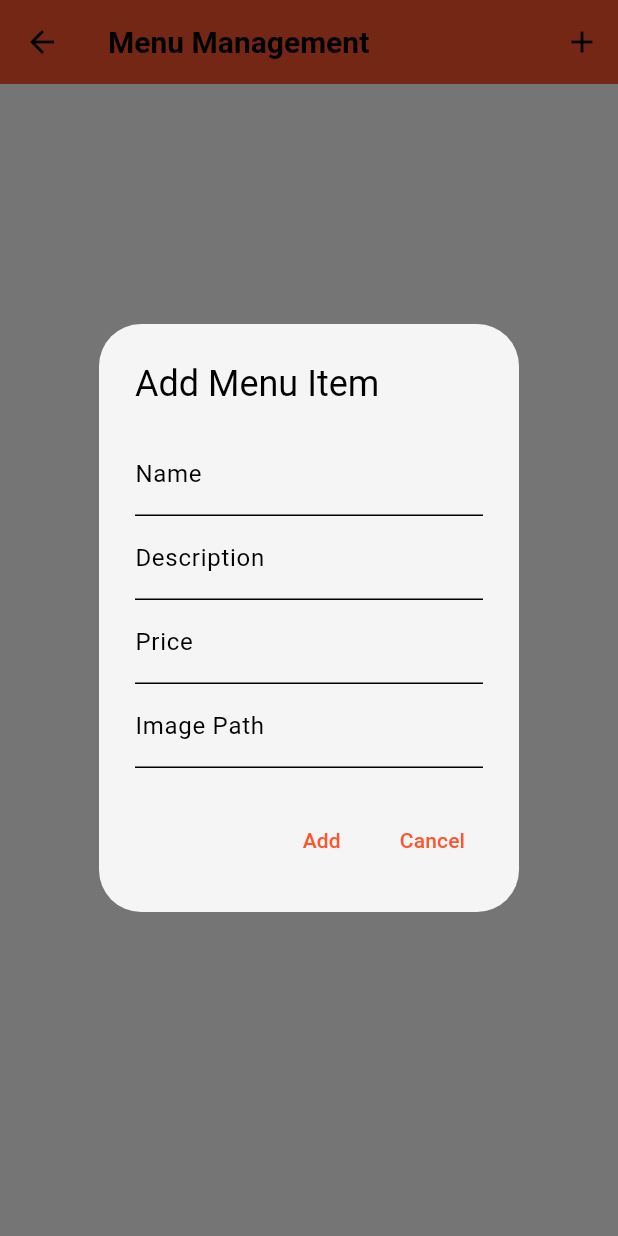
After one commit to hack-STACK/CanteenAppV1, a Flutter app: the MenuPage screen opened directly, after a tap on the "add" icon, on a phone screen of 412 x 824 dp. The commit adds this screen. Run offline on Flutter 3.47's test engine with Material 3 defaults, Android fonts, the phone set to English and light mode, and no system bars; our stand-ins replace cloud_firestore, firebase_auth, firebase_core, flutter_credit_card; accounts and stored records are empty.

```diff
--- /dev/null
+++ b/lib/Models/menu.dart
@@ -0,0 +1,36 @@
+class Menu {
+  String id; // Firestore document ID
+  String name;
+  String description;
+  double price;
+  String imagePath;
+
+  Menu({
+    required this.id,
+    required this.name,
+    required this.description,
+    required this.price,
+    required this.imagePath,
+  });
+
+  // Convert a Menu object into a Map object
+  Map<String, dynamic> toMap() {
+    return {
+      'name': name,
+      'description': description,
+      'price': price,
+      'imagePath': imagePath,
+    };
+  }
+
+  // Create a Menu object from a Map object
+  factory Menu.fromMap(String id, Map<String, dynamic> map) {
+    return Menu(
+      id: id,
+      name: map['name'],
+      description: map['description'],
+      price: map['price'],
+      imagePath: map['imagePath'],
+    );
+  }
+}
--- /dev/null
+++ b/lib/Services/Database/menu_service.dart
@@ -0,0 +1,30 @@
+import 'package:cloud_firestore/cloud_firestore.dart';
+import 'package:kantin/Models/menu.dart';
+
+class MenuService {
+  final FirebaseFirestore _db = FirebaseFirestore.instance;
+
+  // Create a new menu item
+  Future<void> createMenu(Menu menu) async {
+    await _db.collection('menus').add(menu.toMap());
+  }
+
+  // Read all menu items
+  Stream<List<Menu>> getMenus() {
+    return _db.collection('menus').snapshots().map((snapshot) {
+      return snapshot.docs
+          .map((doc) => Menu.fromMap(doc.id, doc.data() as Map<String, dynamic>))
+          .toList();
+    });
+  }
+
+  // Update a menu item
+  Future<void> updateMenu(Menu menu) async {
+    await _db.collection('menus').doc(menu.id).update(menu.toMap());
+  }
+
+  // Delete a menu item
+  Future<void> deleteMenu(String id) async {
+    await _db.collection('menus').doc(id).delete();
+  }
+}
--- a/lib/main.dart
+++ b/lib/main.dart
@@ -2,6 +2,7 @@ import 'package:firebase_core/firebase_core.dart';
 import 'package:flutter/material.dart';
 import 'package:kantin/Services/Auth/gate.dart';
 import 'package:kantin/firebase_options.dart';
+import 'package:kantin/pages/User/Identity_ask_REG.dart';
 import 'package:provider/provider.dart';
 import 'package:kantin/Themes/theme_providers.dart';
 import 'package:kantin/Models/Restaurant.dart'; // Import your Restaurant model
@@ -21,7 +22,7 @@ void main() async {
     ),
   );
 }
-
+String role = 'admin'; // Default role
 class MainApp extends StatelessWidget {
   const MainApp({super.key});
 
@@ -31,7 +32,7 @@ class MainApp extends StatelessWidget {
       builder: (context, themeProvider, child) {
         return MaterialApp(
           debugShowCheckedModeBanner: false,
-          home: const AuthGate(),
+          home: IdentityAskReg(role: role) ,                                          //const AuthGate(),
           theme: themeProvider.themeData,
         );
       },
--- a/lib/pages/AdminState/AdminPage.dart
+++ b/lib/pages/AdminState/AdminPage.dart
@@ -1,6 +1,11 @@
+import 'package:cloud_firestore/cloud_firestore.dart';
+import 'package:firebase_auth/firebase_auth.dart';
 import 'package:flutter/material.dart';
 import 'package:kantin/Services/Auth/auth_Service.dart';
 import 'package:kantin/Services/Auth/login_or_register.dart';
+import 'package:kantin/Services/Database/firestore.dart'; // Import your Firestore service
+import 'package:kantin/Models/menu.dart';
+import 'package:kantin/Services/Database/menu_service.dart'; // Import your Menu model
 
 class AdminDashboard extends StatelessWidget {
   const AdminDashboard({super.key});
@@ -32,6 +37,102 @@ class AdminDashboard extends StatelessWidget {
     }
   }
 
+  void _showAddMenuDialog(BuildContext context) {
+    final TextEditingController nameController = TextEditingController();
+    final TextEditingController descriptionController = TextEditingController();
+    final TextEditingController priceController = TextEditingController();
+    final TextEditingController imagePathController = TextEditingController();
+
+    showDialog(
+      context: context,
+      builder: (context) {
+        return AlertDialog(
+          title: Text('Add Menu Item'),
+          content: Column(
+            mainAxisSize: MainAxisSize.min,
+            children: [
+              TextField(
+                controller: nameController,
+                decoration: InputDecoration(labelText: 'Name'),
+              ),
+              TextField(
+                controller: descriptionController,
+                decoration: InputDecoration(labelText: 'Description'),
+              ),
+              TextField(
+                controller: priceController,
+                decoration: InputDecoration(labelText: 'Price'),
+                keyboardType: TextInputType.number,
+              ),
+              TextField(
+                controller: imagePathController,
+                decoration: InputDecoration(labelText: 'Image URL'),
+              ),
+            ],
+          ),
+          actions: [
+            TextButton(
+              onPressed: () {
+                // Handle adding the menu item
+                final String name = nameController.text;
+                final String description = descriptionController.text;
+                final double price = double.tryParse(priceController.text) ?? 0.0;
+                final String imagePath = imagePathController.text;
+
+                if (name.isNotEmpty && description.isNotEmpty && price > 0) {
+                  final newMenu = Menu(
+                    id: '', // ID will be generated by Firestore
+                    name: name,
+                    description: description,
+                    price: price,
+                    imagePath: imagePath,
+                  );
+
+                  // Call the MenuService to add the menu item
+                  MenuService().createMenu(newMenu).then((_) {
+                    Navigator.pop(context); // Close the dialog
+                    // Optionally show a success message
+                    ScaffoldMessenger.of(context).showSnackBar(
+                      SnackBar(content: Text('Menu item added successfully!')),
+                    );
+                  }).catchError((error) {
+                    // Handle error
+                    ScaffoldMessenger.of(context).showSnackBar(
+                      SnackBar(content: Text('Failed to add menu item: $error')),
+                    );
+                  });
+                } else {
+                  // Show error message if fields are invalid
+                  ScaffoldMessenger.of(context).showSnackBar(
+                    SnackBar(content: Text('Please fill in all fields correctly.')),
+                  );
+                }
+              },
+              child: Text('Add'),
+            ),
+            TextButton(
+              onPressed: () => Navigator.pop(context),
+              child: Text('Cancel'),
+            ),
+ ],
+        );
+      },
+    );
+  }
+void addMenuItem(Menu menu) async {
+  final user = FirebaseAuth.instance.currentUser;
+  if (user == null) {
+    print("User is not authenticated");
+    return; // Handle the case where the user is not authenticated
+  }
+
+  try {
+    await FirebaseFirestore.instance.collection('menus').add(menu.toMap());
+    print("Menu item added successfully");
+  } catch (e) {
+    print("Failed to add menu item: $e");
+  }
+}
   @override
   Widget build(BuildContext context) {
     return Scaffold(
@@ -63,9 +164,12 @@ class AdminDashboard extends StatelessWidget {
             Card(
               child: ListTile(
                 title: const Text('Total Revenue'),
-                subtitle:
-                    const Text('Rp. 1,000,000'), // Replace with dynamic data
+                subtitle: const Text('Rp. 1,000,000'), // Replace with dynamic data
               ),
+            ),
+            ElevatedButton(
+              onPressed: () => _showAddMenuDialog(context), // Show dialog to add menu
+              child: const Text('Add Menu Item'),
             ),
             // Add more cards or widgets as needed
           ],
--- /dev/null
+++ b/lib/pages/AdminState/menuPage.dart
@@ -0,0 +1,143 @@
+import 'package:flutter/material.dart';
+import 'package:kantin/Models/menu.dart';
+import 'package:kantin/Services/Database/menu_service.dart';
+import 'package:kantin/models/menu.dart';
+import 'package:kantin/Services/database/menu_service.dart';
+import 'package:provider/provider.dart';
+
+class MenuPage extends StatefulWidget {
+  @override
+  _MenuPageState createState() => _MenuPageState();
+}
+
+class _MenuPageState extends State<MenuPage> {
+  final MenuService _menuService = MenuService();
+  final TextEditingController _nameController = TextEditingController();
+  final TextEditingController _descriptionController = TextEditingController();
+  final TextEditingController _priceController = TextEditingController();
+  final TextEditingController _imagePathController = TextEditingController();
+
+  void _addMenu() {
+    final String name = _nameController.text;
+    final String description = _descriptionController.text;
+    final double price = double.tryParse(_priceController.text) ?? 0.0;
+    final String imagePath = _imagePathController.text;
+
+    if (name.isNotEmpty && description.isNotEmpty && price > 0) {
+      final newMenu = Menu(
+        id: '', // ID will be generated by Firestore
+        name: name,
+        description: description,
+        price: price,
+        imagePath: imagePath,
+      );
+      _menuService.createMenu(newMenu);
+      _nameController.clear();
+ _descriptionController.clear();
+      _priceController.clear();
+      _imagePathController.clear();
+      Navigator.pop(context); // Close the dialog after adding
+    }
+  }
+
+  void _showAddMenuDialog() {
+    showDialog(
+      context: context,
+      builder: (context) {
+        return AlertDialog(
+          title: Text('Add Menu Item'),
+          content: Column(
+            mainAxisSize: MainAxisSize.min,
+            children: [
+              TextField(
+                controller: _nameController,
+                decoration: InputDecoration(labelText: 'Name'),
+              ),
+              TextField(
+                controller: _descriptionController,
+                decoration: InputDecoration(labelText: 'Description'),
+              ),
+              TextField(
+                controller: _priceController,
+                decoration: InputDecoration(labelText: 'Price'),
+                keyboardType: TextInputType.number,
+              ),
+              TextField(
+                controller: _imagePathController,
+                decoration: InputDecoration(labelText: 'Image Path'),
+              ),
+            ],
+          ),
+          actions: [
+            TextButton(
+              onPressed: () {
+                _addMenu();
+              },
+              child: Text('Add'),
+            ),
+            TextButton(
+              onPressed: () {
+                Navigator.pop(context);
+              },
+              child: Text('Cancel'),
+            ),
+          ],
+        );
+      },
+    );
+  }
+
+  @override
+  Widget build(BuildContext context) {
+    return Scaffold(
+      appBar: AppBar(
+        title: Text('Menu Management'),
+        actions: [
+          IconButton(
+            icon: Icon(Icons.add),
+            onPressed: _showAddMenuDialog,
+          ),
+        ],
+      ),
+      body: StreamBuilder<List<Menu>>(
+        stream: _menuService.getMenus(),
+        builder: (context, snapshot) {
+          if (snapshot.connectionState == ConnectionState.waiting) {
+            return Center(child: CircularProgressIndicator());
+          }
+          if (snapshot.hasError) {
+            return Center(child: Text('Error: ${snapshot.error}'));
+          }
+          final menus = snapshot.data ?? [];
+          return ListView.builder(
+            itemCount: menus.length,
+            itemBuilder: (context, index) {
+              final menu = menus[index];
+              return ListTile(
+                title: Text(menu.name),
+                subtitle: Text('${menu.description} - \$${menu.price}'),
+                trailing: Row(
+                  mainAxisSize: MainAxisSize.min,
+                  children: [
+                    IconButton(
+                      icon: Icon(Icons.edit),
+                      onPressed: () {
+                        // Implement update functionality
+                      },
+                    ),
+                    IconButton(
+                      icon: Icon(Icons.delete),
+                      onPressed: () {
+                        _menuService.deleteMenu(menu.id);
+                      },
+                    ),
+                  ],
+                ),
+              );
+            },
+          );
+        },
+      ),
+    );
+  }
+}
--- a/lib/pages/User/login_page.dart
+++ b/lib/pages/User/login_page.dart
@@ -46,8 +46,7 @@ class _LoginPageState extends State<LoginPage> {
 
     // Check if the document exists and contains the 'role' field
     if (userDoc.exists && userDoc.data() != null) {
-        String role = userDoc['role'] ??
-            'student'; // Default to 'student' if role is null
+      String role = userDoc['role'] ?? 'student'; // Default to 'student' if role is null
 
       // Navigate based on role
       if (role == 'student') {
```
Also changed, not shown: lib/Component/my_dropdown.dart (added, +72 -0 lines), lib/Models/Restaurant.dart (+42 -0 lines), lib/Services/Auth/auth_Service.dart (+38 -3 lines), lib/Services/Database/firestore.dart (+36 -0 lines), lib/pages/User/Identity_ask_REG.dart (+109 -81 lines). Lines whose indentation alone changed are shown as unchanged.
